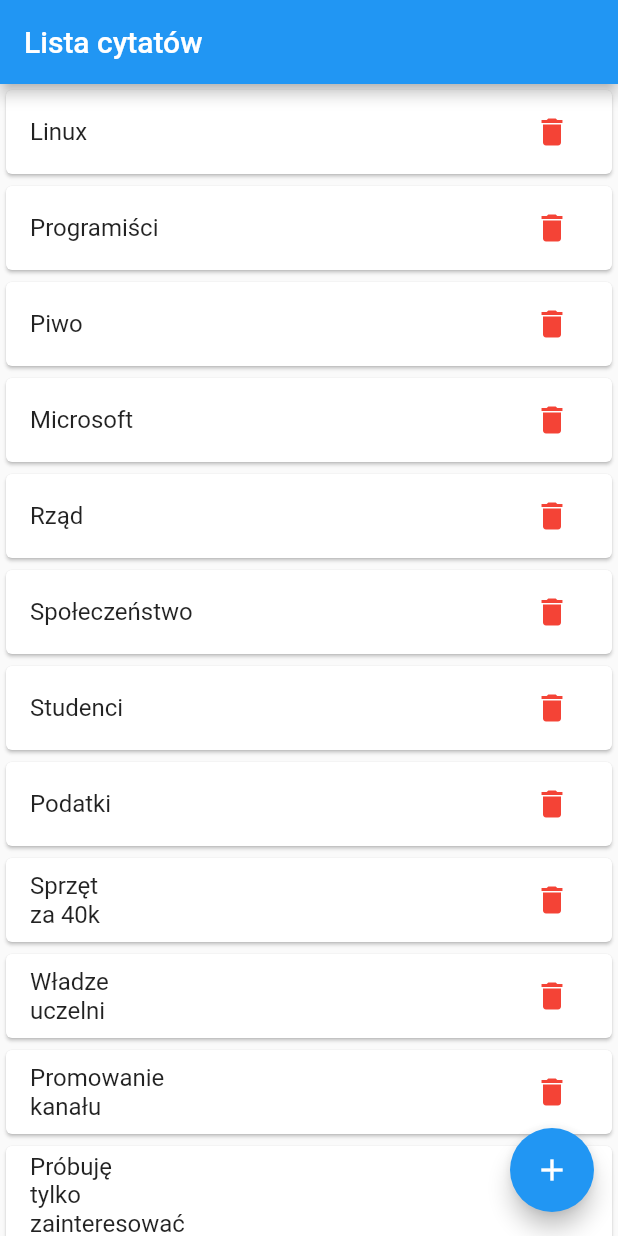
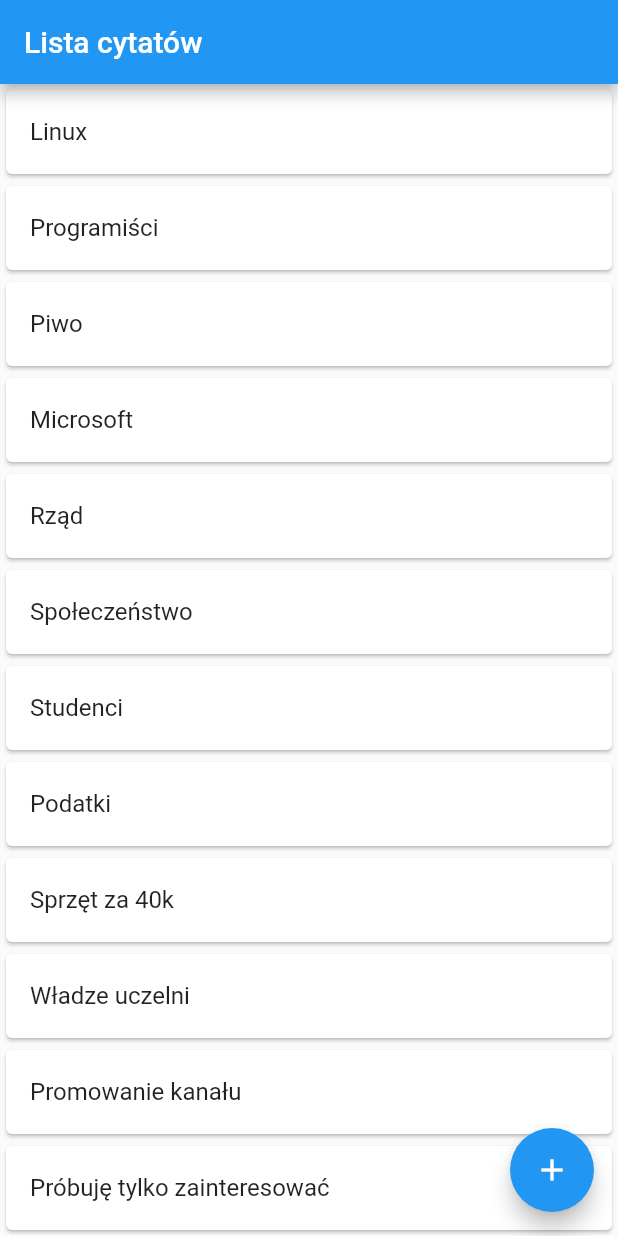
Before and after one commit to milordmariusz/Bingo, a Flutter app: the screen it shows after launch, after a tap on "Lista cytatów", on a phone screen of 412 x 824 dp. Run offline on Flutter 3.47's test engine with Material 2 defaults, Android fonts, the phone set to English and light mode, and no system bars; our stand-ins replace cool_alert, get_storage, google_fonts, shared_preferences.

Commit message:
Working list

```diff
--- a/lib/quote_list.dart
+++ b/lib/quote_list.dart
@@ -43,19 +43,9 @@ class _QuoteListState extends State<QuoteList> {
                     key: UniqueKey(),
                     child: Card(
                       child: ListTile(
-                        title: Text('${quoteski[index]}'),
+                        // title: Text('${quoteski[index]}'),
+                        title: Text(quoteDisplay(index)),
                         onLongPress: () {
-                          setState(() {
-                            quoteski.removeAt(index);
-                            qu.saveQuotesPreference(quoteski);
-                          });
-                        },
-                        trailing: IconButton(
-                          icon: Icon(
-                            Icons.delete,
-                            color: Colors.red,
-                          ),
-                          onPressed: () {
                           setState(() {
                             quoteski.removeAt(index);
                             qu.saveQuotesPreference(quoteski);
@@ -63,20 +53,58 @@ class _QuoteListState extends State<QuoteList> {
                         },
                       ),
                     ),
-                    ),
                     background: Container(
                       color: Colors.red,
-                      padding: EdgeInsets.only(right: 20.0),
+                      child: Align(
+                        child: Row(
+                          children: <Widget>[
+                            SizedBox(
+                              width: 12,
+                            ),
+                            Icon(
+                              Icons.delete,
+                              color: Colors.white,
+                            ),
+                            Text(
+                              " Usuń",
+                              style: TextStyle(
+                                color: Colors.white,
+                                fontWeight: FontWeight.w700,
+                              ),
+                              textAlign: TextAlign.right,
+                            ),
+                          ],
+                        ),
+                        alignment: Alignment.centerLeft,
+                      ),
+                    ),
+                    secondaryBackground: Container(
+                      color: Colors.red,
+                      child: Align(
                         child: Row(
                           mainAxisAlignment: MainAxisAlignment.end,
                           children: <Widget>[
                             Icon(
                               Icons.delete,
-                          )
+                              color: Colors.white,
+                            ),
+                            Text(
+                              " Usuń",
+                              style: TextStyle(
+                                color: Colors.white,
+                                fontWeight: FontWeight.w700,
+                              ),
+                              textAlign: TextAlign.right,
+                            ),
+                            SizedBox(
+                              width: 20,
+                            ),
                           ],
                         ),
+                        alignment: Alignment.centerRight,
                       ),
-                    onDismissed: (direction) {
+                    ),
+                    onDismissed: (DismissDirection direction) {
                       setState(() {
                         quoteski.removeAt(index);
                         qu.saveQuotesPreference(quoteski);
@@ -102,9 +130,7 @@ class _QuoteListState extends State<QuoteList> {
                         controller: _textController,
                         onSubmitted: (value) {
                           setState(() {
-                            quoteski.add(_textController.text);
-                            qu.saveQuotesPreference(quoteski);
-                            _textController.clear();
+                            quoteSave(_textController.text);
                           });
                           Navigator.of(context).pop();
                         },
@@ -113,9 +139,10 @@ class _QuoteListState extends State<QuoteList> {
                         FloatingActionButton(
                             onPressed: () {
                               setState(() {
-                                quoteski.add(_textController.text);
-                                qu.saveQuotesPreference(quoteski);
-                                _textController.clear();
+                                quoteSave(_textController.text);
+                                // quoteski.add(_textController.text);
+                                // qu.saveQuotesPreference(quoteski);
+                                // _textController.clear();
                               });
                               Navigator.of(context).pop();
                             },
@@ -133,4 +160,49 @@ class _QuoteListState extends State<QuoteList> {
       this.quoteski = quoteski!;
     });
   }
+
+  String quoteDisplay(index){
+    String finalQuote = quoteski[index];
+    finalQuote = finalQuote.replaceAll("\n", " ");
+    return(finalQuote);
   }
+
+  void quoteSave(quote){
+    print(quote);
+    var finalQuote = "";
+    List<String> quoteCharList = quote.split("");
+    int counter = 0;
+    bool enterReady = false;
+    bool toLong = false;
+    for (int i = 0; i<quoteCharList.length; i++){
+      counter +=1;
+
+      if (counter >= 6) {
+        enterReady = true;
+      }
+
+      if (counter >= 15) {
+        toLong = true;
+      }
+
+      if (quoteCharList[i] == " " && enterReady) {
+        finalQuote += "\n";
+        enterReady = false;
+        toLong = false;
+        counter = 0;
+      }
+      else if (toLong) {
+        finalQuote += "-\n";
+        enterReady = false;
+        toLong = false;
+        counter = 0;
+      }
+      else {
+        finalQuote += quoteCharList[i];
+      }
+    }
+    quoteski.add(finalQuote);
+    qu.saveQuotesPreference(quoteski);
+    _textController.clear();
+  }
+}
```
Lines whose indentation alone changed are shown as unchanged.
